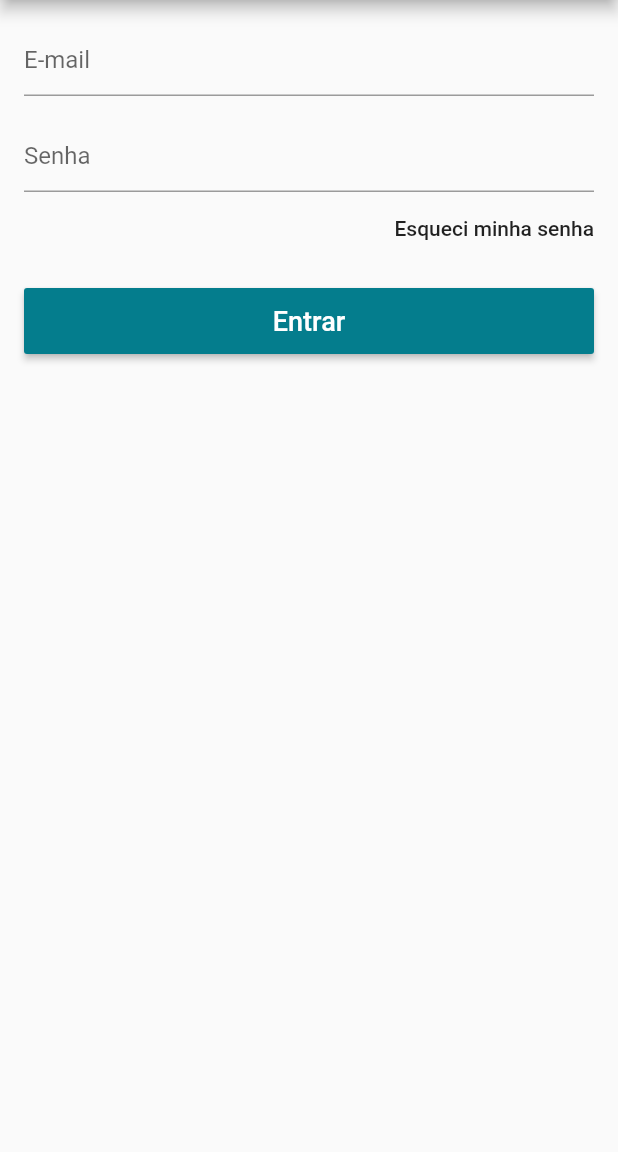
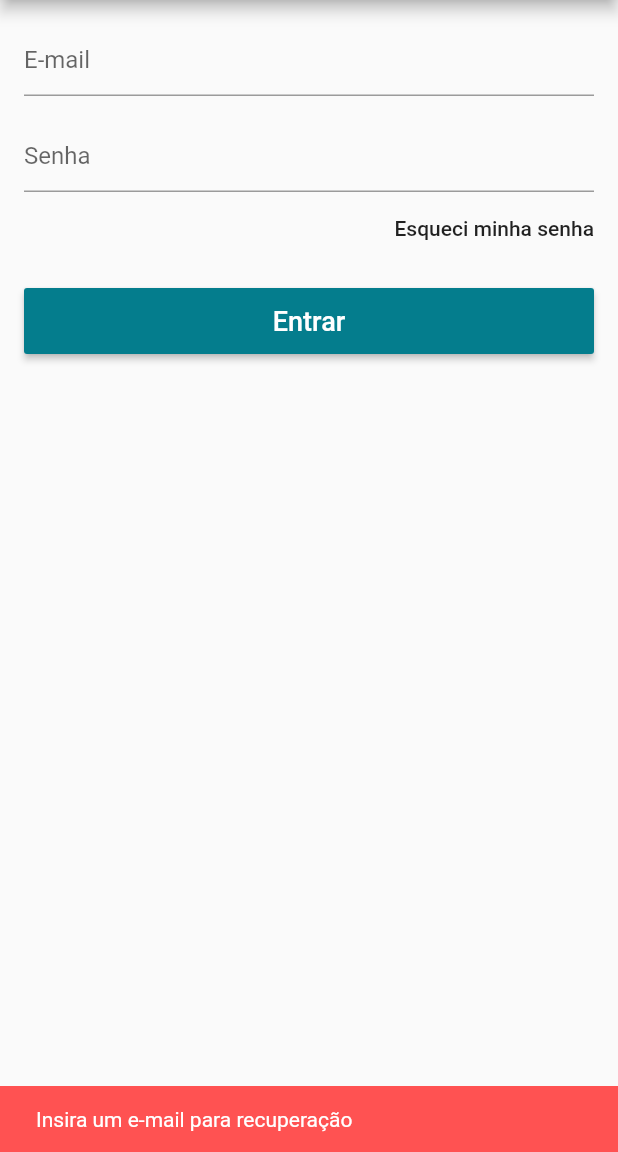
Before and after one commit to Guilimac/Loja-Flutter, a Flutter app: the LoginScreen screen opened directly, after a tap on "Esqueci minha senha", on a phone screen of 412 x 824 dp, the part 84-1236 px from its top. Run offline on Flutter 3.47's test engine with Material 2 defaults, Android fonts, the phone set to English and light mode, and no system bars; our stand-ins replace carousel_pro, cloud_firestore, firebase_auth, transparent_image; accounts and stored records are empty.

Commit message:
recuperar senha

```diff
--- a/lib/models/user_model.dart
+++ b/lib/models/user_model.dart
@@ -74,7 +74,9 @@ class UserModel extends Model {
     });
   }
 
-  void recoverPass() {}
+  void recoverPass(String email) {
+    _auth.sendPasswordResetEmail(email: email);
+  }
 
   bool isLoggedIn(){
     return firebaseUser != null;
--- a/lib/screens/login_screen.dart
+++ b/lib/screens/login_screen.dart
@@ -65,7 +65,21 @@ class _LoginScreenState extends State<LoginScreen> {
                 Align(
                   alignment: Alignment.centerRight,
                   child: FlatButton(
-                    onPressed: (){},
+                    onPressed: (){
+                      if(emailController.text.isEmpty){
+                        _scafoldKey.currentState.showSnackBar(
+                        SnackBar(content: Text("Insira um e-mail para recuperação"),
+                          backgroundColor: Colors.redAccent,
+                          duration: Duration(seconds: 2),));
+                      }
+                      else{
+                        model.recoverPass(emailController.text);
+                        _scafoldKey.currentState.showSnackBar(
+                        SnackBar(content: Text("Confira seu e-mail"),
+                          backgroundColor: Theme.of(context).primaryColor,
+                          duration: Duration(seconds: 2),));
+                      }
+                    },
                     child: Text("Esqueci minha senha",
                       textAlign: TextAlign.right,),
                     padding: EdgeInsets.zero,
```
